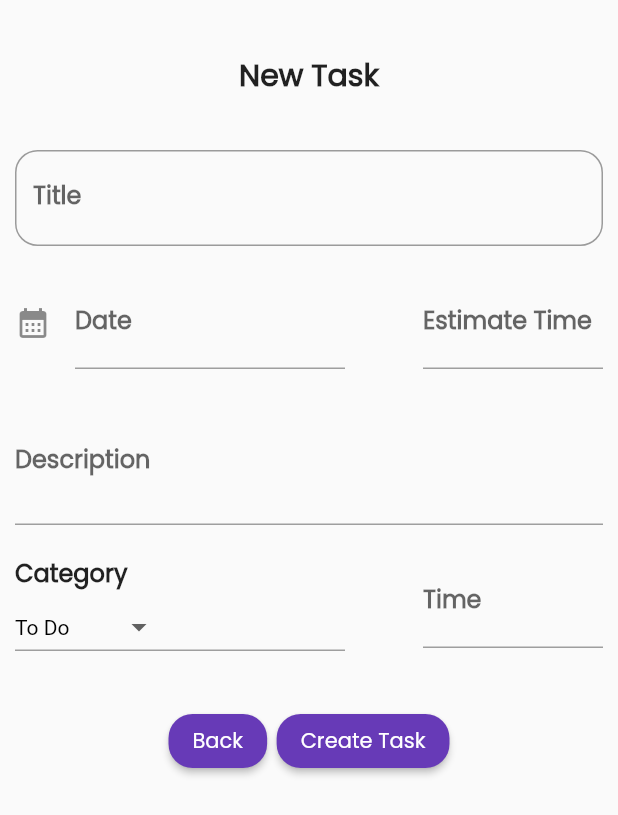
After one commit to quyds/manager_apps, a Flutter app: the screen it shows after launch, after a tap on the "add" icon, on a phone screen of 412 x 824 dp. The commit adds this screen. Shown: the top 815 px of the screen. Run offline on Flutter 3.47's test engine with Material 2 defaults, Android fonts, the phone set to English and light mode, and no system bars.

Commit message:
create task

```diff
--- a/lib/main.dart
+++ b/lib/main.dart
@@ -12,7 +12,7 @@ class MyApp extends StatelessWidget {
   @override
   Widget build(BuildContext context) {
     return MaterialApp(
-      theme: ThemeData(primarySwatch: Colors.blue, fontFamily: 'Poppins'),
+      theme: ThemeData(primarySwatch: Colors.deepPurple, fontFamily: 'Poppins'),
       home: const MainPage(),
       onGenerateRoute: RouteGenerator.routeGenerator,
     );
--- /dev/null
+++ b/lib/models/task_model.dart
@@ -0,0 +1,9 @@
+class Task {
+  late final int id;
+  late final String title;
+  late final String description;
+  late final int estimateTime;
+  late final int completeTime;
+  late final DateTime date;
+  late final String employee;
+}
--- a/lib/route_generator.dart
+++ b/lib/route_generator.dart
@@ -1,15 +1,18 @@
 import 'package:flutter/material.dart';
+import 'package:manager_apps/views/list_task_page.dart';
 
 import 'views/home_page.dart';
-import 'views/task_page.dart';
+import 'views/create_task_page.dart';
 
 class RouteGenerator {
   static Route<dynamic>? routeGenerator(RouteSettings settings) {
     switch (settings.name) {
       case ('/'):
         return MaterialPageRoute(builder: (context) => HomePage());
-      case ('/Task'):
-        return MaterialPageRoute(builder: (context) => TaskPage());
+      case ('/CreateTask'):
+        return MaterialPageRoute(builder: (context) => CreateTaskPage());
+      case ('/ListTask'):
+        return MaterialPageRoute(builder: (context) => ListTaskPage());
       default:
         return MaterialPageRoute(
           builder: (context) => Scaffold(
--- /dev/null
+++ b/lib/views/create_task_page.dart
@@ -0,0 +1,180 @@
+import 'package:flutter/material.dart';
+import 'package:manager_apps/views/widgets/using_picker_widget.dart';
+
+import 'widgets/dropdown_button_project.dart';
+
+class CreateTaskPage extends StatefulWidget {
+  const CreateTaskPage({super.key});
+
+  @override
+  State<CreateTaskPage> createState() => _CreateTaskPageState();
+}
+
+class _CreateTaskPageState extends State<CreateTaskPage> {
+  @override
+  Widget build(BuildContext context) {
+    return Scaffold(
+        body: SingleChildScrollView(
+      child: Container(
+        child: Column(
+          children: [
+            Container(
+              height: 100,
+              child: Row(
+                mainAxisAlignment: MainAxisAlignment.center,
+                crossAxisAlignment: CrossAxisAlignment.center,
+                children: [
+                  Text(
+                    'New Task',
+                    style: TextStyle(fontSize: 20, fontWeight: FontWeight.bold),
+                  )
+                ],
+              ),
+            ),
+            Container(
+              margin: EdgeInsets.only(left: 10, right: 10),
+              child: Column(
+                children: [
+                  TextField(
+                    decoration: InputDecoration(
+                      border: OutlineInputBorder(
+                        borderSide: BorderSide(color: Colors.grey //<-- SEE HERE
+                            ),
+                        borderRadius: BorderRadius.circular(15.0),
+                      ),
+                      labelText: 'Title',
+                      labelStyle: TextStyle(fontWeight: FontWeight.bold),
+                      hintText: 'Conference',
+                    ),
+                    minLines: 1,
+                    maxLines: 2,
+                    onChanged: (text) {},
+                  ),
+                  SizedBox(
+                    height: 20,
+                  ),
+                  Row(
+                    mainAxisAlignment: MainAxisAlignment.spaceBetween,
+                    children: [
+                      SizedBox(width: 220, child: UsingPickerWidget()),
+                      SizedBox(
+                        width: 120,
+                        child: TextField(
+                          decoration: InputDecoration(
+                            enabledBorder: UnderlineInputBorder(
+                                borderSide: BorderSide(
+                              color: Colors.grey,
+                            )),
+                            labelText: 'Estimate Time',
+                            labelStyle: TextStyle(fontWeight: FontWeight.bold),
+                          ),
+                          onChanged: (text) {},
+                        ),
+                      ),
+                    ],
+                  ),
+                  SizedBox(
+                    height: 20,
+                  ),
+                  TextField(
+                    decoration: InputDecoration(
+                      enabledBorder: UnderlineInputBorder(
+                          borderSide: BorderSide(
+                        color: Colors.grey,
+                      )),
+                      labelText: 'Description',
+                      hintText: 'Text',
+                      labelStyle: TextStyle(fontWeight: FontWeight.bold),
+                    ),
+                    minLines: 2,
+                    maxLines: 5,
+                    onChanged: (text) {},
+                  ),
+                  Container(
+                    margin: EdgeInsets.only(top: 20),
+                    height: 80,
+                    child: Row(
+                      mainAxisAlignment: MainAxisAlignment.spaceBetween,
+                      crossAxisAlignment: CrossAxisAlignment.end,
+                      children: [
+                        SizedBox(
+                          width: 220,
+                          child: Column(
+                            crossAxisAlignment: CrossAxisAlignment.start,
+                            children: [
+                              Container(
+                                child: Text(
+                                  'Category',
+                                  style: TextStyle(
+                                      fontSize: 16,
+                                      fontWeight: FontWeight.bold),
+                                ),
+                              ),
+                              DropdownButtonApp(),
+                            ],
+                          ),
+                        ),
+                        SizedBox(
+                          width: 120,
+                          child: Column(
+                            children: [
+                              TextField(
+                                decoration: InputDecoration(
+                                  enabledBorder: UnderlineInputBorder(
+                                      borderSide: BorderSide(
+                                    color: Colors.grey,
+                                  )),
+                                  labelText: 'Time',
+                                  labelStyle:
+                                      TextStyle(fontWeight: FontWeight.bold),
+                                ),
+                                onChanged: (text) {},
+                              ),
+                            ],
+                          ),
+                        ),
+                      ],
+                    ),
+                  ),
+                  Container(
+                    margin: EdgeInsets.only(top: 20),
+                    width: 200,
+                    child: Row(
+                      mainAxisAlignment: MainAxisAlignment.spaceEvenly,
+                      children: [
+                        ElevatedButton(
+                          style: ButtonStyle(
+                            shape: MaterialStateProperty.all(
+                              RoundedRectangleBorder(
+                                borderRadius: BorderRadius.circular(16),
+                              ),
+                            ),
+                          ),
+                          child: Text('Back'),
+                          onPressed: () {
+                            Navigator.of(context).pop();
+                          },
+                        ),
+                        ElevatedButton(
+                          style: ButtonStyle(
+                            shape: MaterialStateProperty.all(
+                              RoundedRectangleBorder(
+                                borderRadius: BorderRadius.circular(16),
+                              ),
+                            ),
+                          ),
+                          child: Text('Create Task'),
+                          onPressed: () {},
+                        )
+                      ],
+                    ),
+                  ),
+                ],
+              ),
+            ),
+          ],
+        ),
+      ),
+    ));
+  }
+}
--- a/lib/views/home_page.dart
+++ b/lib/views/home_page.dart
@@ -456,11 +456,33 @@ class _HomePageState extends State<HomePage> {
                 children: [
                   Container(
                     margin: EdgeInsets.only(left: 10),
-                    child: Text('My Tasks',
-                        style: TextStyle(
-                            fontSize: 16, fontWeight: FontWeight.bold)),
+                    child: Row(
+                      mainAxisAlignment: MainAxisAlignment.spaceBetween,
+                      children: [
+                        Text(
+                          'My Tasks',
+                          style: TextStyle(
+                              fontSize: 16, fontWeight: FontWeight.bold),
+                        ),
+                        Container(
+                          margin: EdgeInsets.only(right: 10),
+                          child: IconButton(
+                            onPressed: () {
+                              Navigator.of(context).pushNamed('/CreateTask');
+                            },
+                            icon: Icon(
+                              Icons.add,
+                              color: Colors.deepPurple.shade900,
+                            ),
+                          ),
+                        ),
+                      ],
+                    ),
                   ),
                   ListTile(
+                    onTap: () {
+                      Navigator.of(context).pushNamed('/ListTask');
+                    },
                     leading: Container(
                       height: 46,
                       width: 46,
@@ -482,6 +504,9 @@ class _HomePageState extends State<HomePage> {
                     subtitle: Text('10 task'),
                   ),
                   ListTile(
+                    onTap: () {
+                      Navigator.of(context).pushNamed('/ListTask');
+                    },
                     leading: Container(
                       height: 46,
                       width: 46,
@@ -496,13 +521,16 @@ class _HomePageState extends State<HomePage> {
                       alignment: Alignment.center,
                     ),
                     title: Text(
-                      'In Process',
+                      'In Progress',
                       style:
                           TextStyle(fontSize: 16, fontWeight: FontWeight.bold),
                     ),
                     subtitle: Text('10 task'),
                   ),
                   ListTile(
+                    onTap: () {
+                      Navigator.of(context).pushNamed('/ListTask');
+                    },
                     leading: Container(
                       height: 46,
                       width: 46,
--- /dev/null
+++ b/lib/views/widgets/dropdown_button_project.dart
@@ -0,0 +1,55 @@
+import 'package:flutter/material.dart';
+
+const List<String> list = <String>['To Do', 'In Progress', 'Done', 'Remove'];
+
+void main() => runApp(const DropdownButtonApp());
+
+class DropdownButtonApp extends StatelessWidget {
+  const DropdownButtonApp({super.key});
+
+  @override
+  Widget build(BuildContext context) {
+    return DropdownButtonExample();
+  }
+}
+
+class DropdownButtonExample extends StatefulWidget {
+  const DropdownButtonExample({super.key});
+
+  @override
+  State<DropdownButtonExample> createState() => _DropdownButtonExampleState();
+}
+
+class _DropdownButtonExampleState extends State<DropdownButtonExample> {
+  String dropdownValue = list.first;
+
+  @override
+  Widget build(BuildContext context) {
+    return Container(
+      width: 220,
+      // height: 50,
+      child: DropdownButton<String>(
+        value: dropdownValue,
+        // icon: const Icon(Icons.arrow_downward),
+        elevation: 16,
+        style: const TextStyle(color: Colors.black, fontSize: 14),
+        underline: Container(
+          height: 1,
+          color: Colors.grey,
+        ),
+        onChanged: (String? value) {
+          // This is called when the user selects an item.
+          setState(() {
+            dropdownValue = value!;
+          });
+        },
+        items: list.map<DropdownMenuItem<String>>((String value) {
+          return DropdownMenuItem<String>(
+            value: value,
+            child: Text(value),
+          );
+        }).toList(),
+      ),
+    );
+  }
+}
--- /dev/null
+++ b/lib/views/widgets/using_picker_widget.dart
@@ -0,0 +1,68 @@
+import 'package:flutter/material.dart';
+import 'package:intl/intl.dart';
+
+class UsingPickerWidget extends StatefulWidget {
+  @override
+  _UsingPickerWidgetState createState() => _UsingPickerWidgetState();
+}
+
+class _UsingPickerWidgetState extends State<UsingPickerWidget> {
+  DateTime? _selectedDate;
+  TextEditingController _textEditingController = TextEditingController();
+
+  @override
+  Widget build(BuildContext context) {
+    return TextField(
+      decoration: InputDecoration(
+        enabledBorder: UnderlineInputBorder(
+          borderSide: BorderSide(color: Colors.grey //<-- SEE HERE
+              ),
+        ),
+        icon: Icon(Icons.calendar_month),
+        labelText: 'Date',
+        labelStyle: TextStyle(fontWeight: FontWeight.bold),
+      ),
+      focusNode: AlwaysDisabledFocusNode(),
+      controller: _textEditingController,
+      onTap: () {
+        _selectDate(context);
+      },
+    );
+  }
+
+  _selectDate(BuildContext context) async {
+    DateTime? newSelectedDate = await showDatePicker(
+        context: context,
+        initialDate: _selectedDate != null ? _selectedDate! : DateTime.now(),
+        firstDate: DateTime(2000),
+        lastDate: DateTime(2040),
+        builder: (context, value) {
+          return Theme(
+            data: ThemeData.dark().copyWith(
+              colorScheme: ColorScheme.dark(
+                primary: Colors.deepPurple,
+                onPrimary: Colors.white,
+                surface: Colors.blueGrey,
+                onSurface: Colors.yellow,
+              ),
+              dialogBackgroundColor: Colors.blue[500],
+            ),
+            child: value!,
+          );
+        });
+
+    if (newSelectedDate != null) {
+      _selectedDate = newSelectedDate;
+      _textEditingController
+        ..text = DateFormat.yMMMd().format(_selectedDate!)
+        ..selection = TextSelection.fromPosition(TextPosition(
+            offset: _textEditingController.text.length,
+            affinity: TextAffinity.upstream));
+    }
+  }
+}
+
+class AlwaysDisabledFocusNode extends FocusNode {
+  @override
+  bool get hasFocus => false;
+}
--- a/pubspec.yaml
+++ b/pubspec.yaml
@@ -31,11 +31,13 @@ environment:
 dependencies:
   flutter:
     sdk: flutter
+  persistent_bottom_nav_bar: ^5.0.2
 
 
   # The following adds the Cupertino Icons font to your application.
   # Use with the CupertinoIcons class for iOS style icons.
   cupertino_icons: ^1.0.2
+  intl: ^0.18.0
 
 dev_dependencies:
   flutter_test:
```
Also changed, not shown: lib/views/list_task_page.dart (added, +44 -0 lines), lib/views/task_page.dart (deleted, +0 -17 lines), pubspec.lock.
